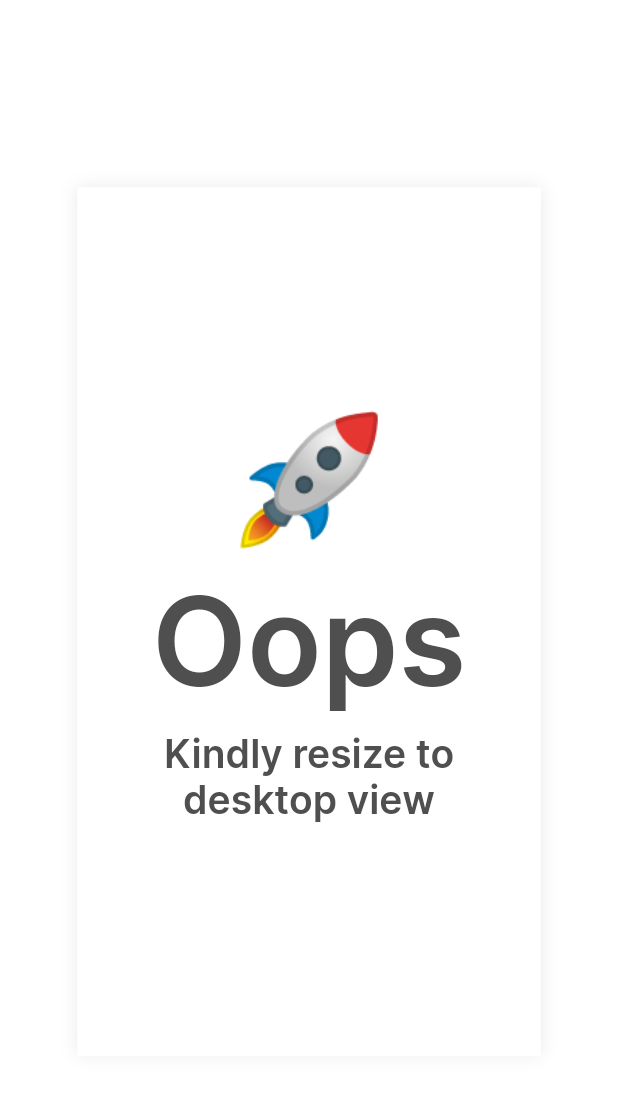
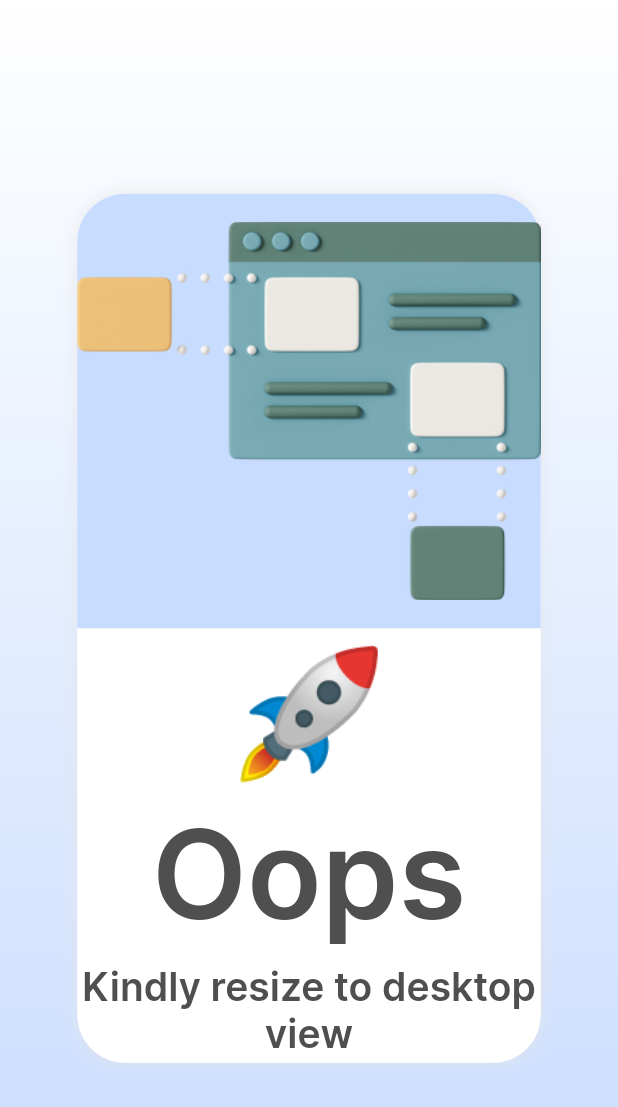
Before and after one commit to Serticode/urban-transit-admin, a Flutter app: the screen it shows after launch, on a phone screen of 412 x 824 dp. Shown: the top 1107 px of the screen. Run offline on Flutter 3.47's test engine with Material 3 defaults, Android fonts, the phone set to English and light mode, and no system bars; our stand-ins replace audioplayers, avatar_glow, awesome_snackbar_content, cached_network_image, connectivity_plus, fl_chart and 10 more; missing offline and left inert: flutter_sound_record, latlng, map; project files that could hold a hidden picture were left out; key blocks and very long unbroken strings in the code were emptied for the run.

Commit message:
Redesigned Resize To Desktop page.

```diff
--- a/lib/screens/resize_to_desktop/resize_to_desktop.dart
+++ b/lib/screens/resize_to_desktop/resize_to_desktop.dart
@@ -2,7 +2,7 @@ import 'package:flutter/material.dart';
 import 'package:flutter_riverpod/flutter_riverpod.dart';
 import 'package:flutter_screenutil/flutter_screenutil.dart';
 import 'package:urban_transit_admin/shared/utils/app_extensions.dart';
-import 'package:urban_transit_admin/shared/utils/app_screen_utils.dart';
+import 'package:urban_transit_admin/shared/utils/app_images.dart';
 import 'package:urban_transit_admin/theme/theme.dart';
 
 class ResizeToDesktopScreen extends ConsumerStatefulWidget {
@@ -35,14 +35,26 @@ class _ResizeToDesktopScreenState extends ConsumerState<ResizeToDesktopScreen>
   @override
   Widget build(BuildContext context) {
     return Scaffold(
-      body: AnimatedBuilder(
+      body: Container(
+        decoration: const BoxDecoration(
+          gradient: LinearGradient(
+            begin: Alignment.topCenter,
+            end: Alignment.bottomCenter,
+            colors: [
+              AppThemeColours.appWhiteBGColour,
+              AppThemeColours.appBlueTransparent,
+            ],
+          ),
+        ),
+        child: AnimatedBuilder(
           animation: _animationController,
-        builder: (context, child) => Container(
+          builder: (context, child) => AnimatedContainer(
+            duration: const Duration(milliseconds: 350),
             width: 1080.0.w,
             height: 720.0.h,
             margin: EdgeInsets.only(top: _animationController.value * 50),
-          padding: AppScreenUtils.containerPadding,
             decoration: BoxDecoration(
+                borderRadius: BorderRadius.circular(32),
                 color: AppThemeColours.appWhiteBGColour,
                 boxShadow: [
                   BoxShadow(
@@ -56,6 +68,24 @@ class _ResizeToDesktopScreenState extends ConsumerState<ResizeToDesktopScreen>
               mainAxisAlignment: MainAxisAlignment.center,
               crossAxisAlignment: CrossAxisAlignment.center,
               children: [
+                Expanded(
+                  child: Container(
+                    width: double.infinity,
+                    decoration: const BoxDecoration(
+                      color: AppThemeColours.appBlueTransparent,
+                      borderRadius: BorderRadius.only(
+                        topLeft: Radius.circular(32),
+                        topRight: Radius.circular(32),
+                      ),
+                    ),
+                    child: Image.asset(AppImages.resizeToDesktop),
+                  ),
+                ),
+                Expanded(
+                  child: SizedBox(
+                    child: Column(
+                      mainAxisAlignment: MainAxisAlignment.center,
+                      children: [
                         "🚀".txt(fontSize: 98),
                         "Oops".txt(fontSize: 82, fontWeight: FontWeight.bold),
                         12.0.sizedBoxHeight,
@@ -66,7 +96,12 @@ class _ResizeToDesktopScreenState extends ConsumerState<ResizeToDesktopScreen>
                         21.0.sizedBoxHeight,
                       ],
                     ),
+                  ),
+                ),
+              ],
+            ),
           ).alignCenter(),
+        ),
       ),
     );
   }
--- a/lib/shared/utils/app_images.dart
+++ b/lib/shared/utils/app_images.dart
@@ -8,7 +8,8 @@ abstract class AppImages {
       "lib/assets/images/notifications_logo.jpg";
   static const String inflow = "lib/assets/images/inflow_logo.jpg";
   static const String urbanTransit = "lib/assets/images/urbantransit_logo.jpg";
-  static const String user1 = "lib/assets/icons/user1.png";
-  static const String user2 = "lib/assets/icons/user2.png";
-  static const String user3 = "lib/assets/icons/user3.png";
+  static const String user1 = "lib/assets/images/user1.png";
+  static const String user2 = "lib/assets/images/user2.png";
+  static const String user3 = "lib/assets/images/user3.png";
+  static const String resizeToDesktop = "lib/assets/images/resizeToDesktop.png";
 }
```
Also changed, not shown: lib/assets/images/resizeToDesktop.png (added), lib/assets/images/user1.png (renamed from lib/assets/icons/user1.png), lib/assets/images/user2.png (renamed from lib/assets/icons/user2.png), lib/assets/images/user3.png (renamed from lib/assets/icons/user3.png). Lines whose indentation alone changed are shown as unchanged.
